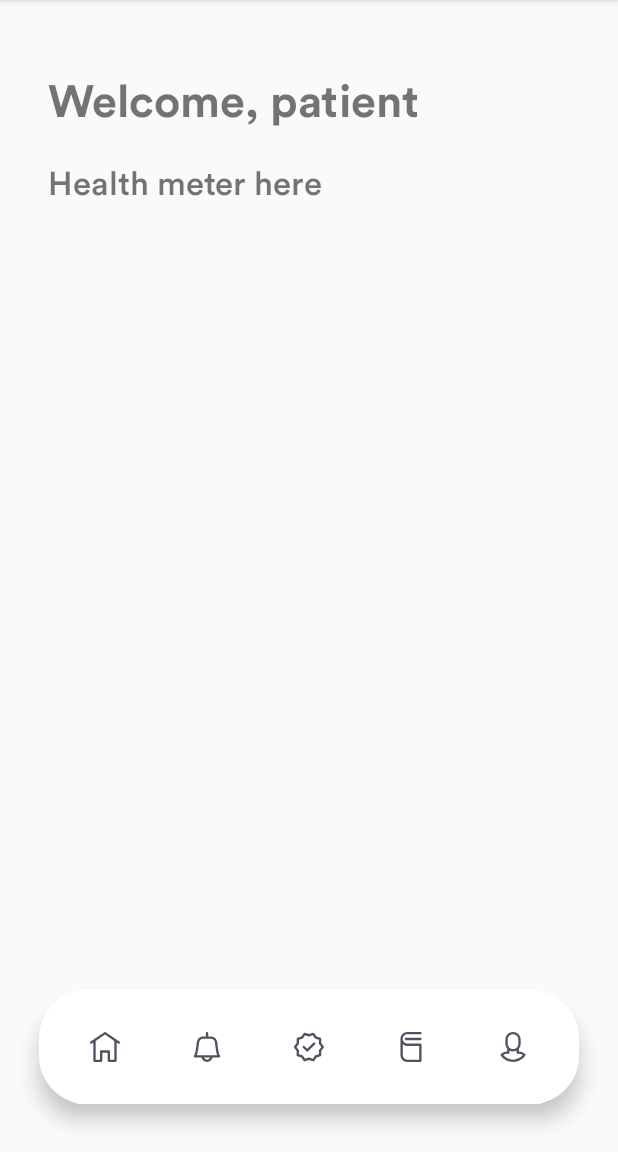
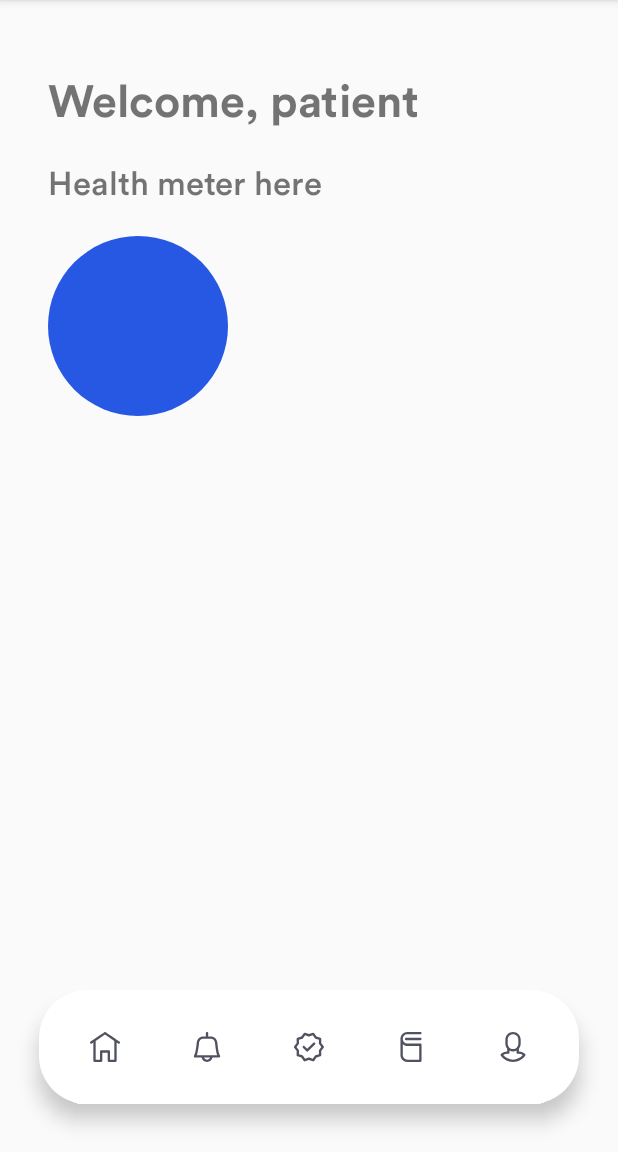
Before and after one commit to isilaen/COVIDAvengers, an Android app: the HomeActivity screen opened directly, with no data from a screen before it, on a phone screen of 412 x 824 dp, the part 84-1236 px from its top. Run offline under Robolectric (Android 15) with nearby library versions, the phone set to English and light mode, and no system bars.

Commit message:
incorporating niphan designs

```diff
--- a/app/src/main/res/layout/activity_home.xml
+++ b/app/src/main/res/layout/activity_home.xml
@@ -45,6 +45,15 @@
             android:layout_gravity="center"
             android:orientation="horizontal">
 
+            <ImageButton
+                android:id="@+id/searchImageButton"
+                android:layout_width="wrap_content"
+                android:layout_height="wrap_content"
+                android:layout_alignParentTop="true"
+                android:layout_alignParentRight="true"
+                android:src="@drawable/blue_circle"
+                android:background="@null"/>
+
         </LinearLayout>
 
         <LinearLayout
```
